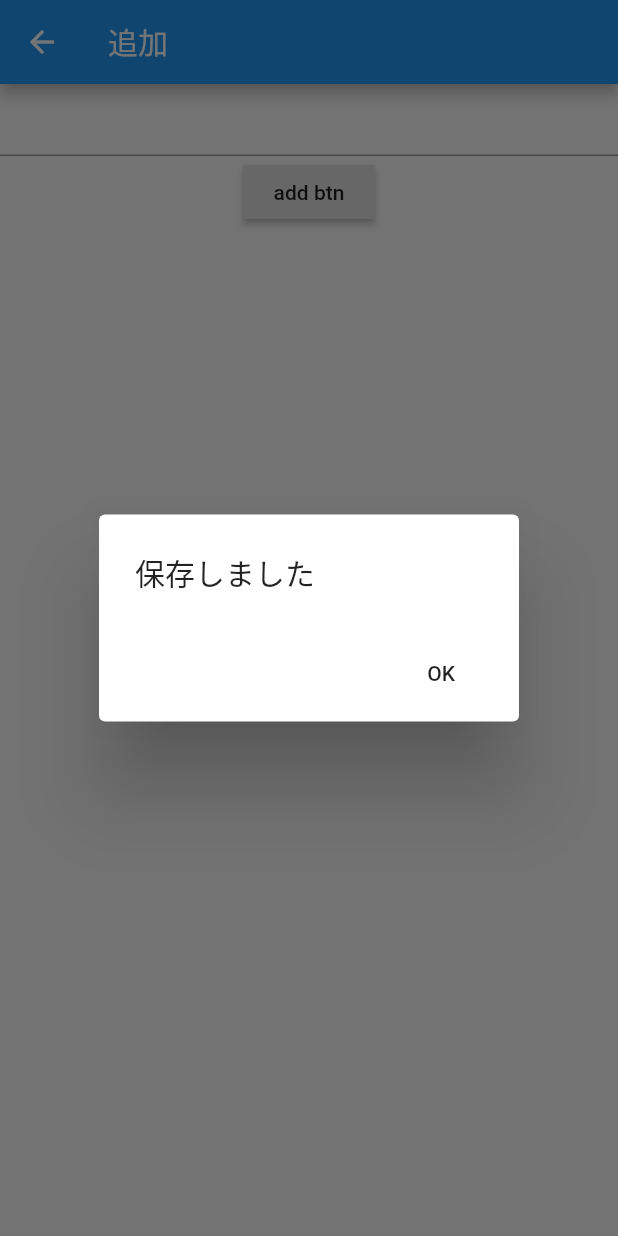
After one commit to yokokida/prac_flutter, a Flutter app: the AddBookPage screen opened directly, after a tap on "add btn", on a phone screen of 412 x 824 dp. The commit adds this screen. Run offline on Flutter 3.47's test engine with Material 2 defaults, Android fonts, the phone set to English and light mode, and no system bars; our stand-ins replace cloud_firestore; accounts and stored records are empty.

Commit message:
firestoreをmodelから呼んで表示 mapの使い方2

```diff
--- a/lib/booklist_model.dart
+++ b/lib/booklist/booklist_model.dart
@@ -1,6 +1,6 @@
 import 'package:cloud_firestore/cloud_firestore.dart';
 import 'package:flutter/material.dart';
-import 'package:kboy/book.dart';
+import 'package:kboy/domain/book.dart';
 
 class BookListModel extends ChangeNotifier {
   List<Book> books = [];
--- a/lib/main.dart
+++ b/lib/main/main.dart
@@ -1,6 +1,6 @@
 import 'package:flutter/material.dart';
 import 'package:flutter/rendering.dart';
-import 'package:kboy/booklist.dart';
+import 'package:kboy/booklist/booklist.dart';
 import 'package:provider/provider.dart';
 import 'main_model.dart';
 
@@ -31,13 +31,16 @@ class MyApp extends StatelessWidget {
                     ),
                   ),
                   RaisedButton(
-                      child: Text('押して！'),
+                      child: Text('Push'),
                       onPressed: () {
                         Navigator.push(
                           context,
                           MaterialPageRoute(builder: (context) => BookList()),
                         );
                       }),
+                  IconButton(
+                    icon: Icon(Icons.add_shopping_cart),
+                  )
                 ],
               ),
             );
--- /dev/null
+++ b/lib/presentation/add_book_model.dart
@@ -0,0 +1,18 @@
+import 'package:cloud_firestore/cloud_firestore.dart';
+import 'package:flutter/material.dart';
+
+class AddBookModel extends ChangeNotifier {
+  String bookTitle = '';
+
+  Future addBookToFirebase() async {
+    if (bookTitle.isEmpty) {
+      throw ('入力されてないよ');
+    }
+
+    Firestore.instance.collection('books').add(
+      {
+        'title': bookTitle,
+      },
+    );
+  }
+}
--- /dev/null
+++ b/lib/presentation/add_book_page.dart
@@ -0,0 +1,52 @@
+import 'package:flutter/material.dart';
+import 'package:provider/provider.dart';
+import 'add_book_model.dart';
+
+class AddBookPage extends StatelessWidget {
+  @override
+  Widget build(BuildContext context) {
+    return ChangeNotifierProvider<AddBookModel>(
+      create: (_) => AddBookModel(),
+      child: Scaffold(
+        appBar: AppBar(
+          title: Text('追加'),
+        ),
+        body: Consumer<AddBookModel>(
+          builder: (context, model, child) {
+            return Column(
+              children: <Widget>[
+                TextField(
+                  onChanged: (text) {
+                    model.bookTitle = text;
+                  },
+                ),
+                RaisedButton(
+                  child: Text('add btn'),
+                  onPressed: () {
+                    model.addBookToFirebase();
+                    showDialog(
+                      context: context,
+                      builder: (BuildContext context) {
+                        return AlertDialog(
+                          title: Text('保存しました'),
+                          actions: <Widget>[
+                            FlatButton(
+                              child: Text('OK'),
+                              onPressed: () {
+                                Navigator.of(context).pop();
+                              },
+                            ),
+                          ],
+                        );
+                      },
+                    );
+                  },
+                ),
+              ],
+            );
+          },
+        ),
+      ),
+    );
+  }
+}
```
Also changed, not shown: lib/booklist/booklist.dart (renamed from lib/booklist.dart, +14 -1 lines), lib/domain/book.dart (renamed from lib/book.dart), lib/main/main_model.dart (renamed from lib/main_model.dart), lib/presentation/add_book.dart (added), 1 other file.
